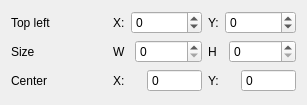
Qt form src/Nodes/RectNode/RectForm.ui (bwll1989/NodeEditorCPP) before a commit.
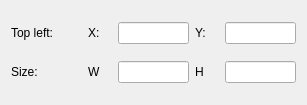
The same form after that commit.

```diff
--- a/src/Nodes/RectNode/RectForm.ui
+++ b/src/Nodes/RectNode/RectForm.ui
@@ -13,143 +13,60 @@
   <property name="windowTitle">
    <string>Form</string>
   </property>
-  <layout class="QGridLayout" name="gridLayout">
-   <item row="1" column="0">
-    <widget class="QLabel" name="label_4">
-     <property name="text">
-      <string>Size</string>
-     </property>
-    </widget>
-   </item>
-   <item row="0" column="0">
-    <widget class="QLabel" name="label_3">
-     <property name="text">
-      <string>Top left</string>
-     </property>
-    </widget>
-   </item>
-   <item row="1" column="1">
-    <layout class="QHBoxLayout" name="horizontalLayout_2">
-     <item>
+  <layout class="QHBoxLayout" name="horizontalLayout">
+   <item>
+    <layout class="QGridLayout" name="gridLayout" columnstretch="3,1,3,1,3">
+     <item row="1" column="1">
       <widget class="QLabel" name="label_5">
        <property name="text">
         <string>W</string>
        </property>
       </widget>
      </item>
-     <item>
-      <widget class="QSpinBox" name="sb_width">
-       <property name="maximum">
-        <number>999999999</number>
+     <item row="1" column="4">
+      <widget class="QLineEdit" name="sb_height"/>
+     </item>
+     <item row="0" column="3">
+      <widget class="QLabel" name="label_2">
+       <property name="text">
+        <string>Y:</string>
        </property>
       </widget>
      </item>
-     <item>
+     <item row="1" column="0">
+      <widget class="QLabel" name="label_4">
+       <property name="text">
+        <string>Size: </string>
+       </property>
+      </widget>
+     </item>
+     <item row="0" column="1">
+      <widget class="QLabel" name="label">
+       <property name="text">
+        <string>X:</string>
+       </property>
+      </widget>
+     </item>
+     <item row="1" column="2">
+      <widget class="QLineEdit" name="sb_width"/>
+     </item>
+     <item row="0" column="0">
+      <widget class="QLabel" name="label_3">
+       <property name="text">
+        <string>Top left: </string>
+       </property>
+      </widget>
+     </item>
+     <item row="0" column="2">
+      <widget class="QLineEdit" name="sb_x"/>
+     </item>
+     <item row="0" column="4">
+      <widget class="QLineEdit" name="sb_y"/>
+     </item>
+     <item row="1" column="3">
       <widget class="QLabel" name="label_6">
        <property name="text">
         <string>H</string>
-       </property>
-      </widget>
-     </item>
-     <item>
-      <widget class="QSpinBox" name="sb_height">
-       <property name="maximum">
-        <number>999999999</number>
-       </property>
-      </widget>
-     </item>
-    </layout>
-   </item>
-   <item row="0" column="1">
-    <layout class="QHBoxLayout" name="horizontalLayout">
-     <item>
-      <widget class="QLabel" name="label">
-       <property name="text">
-        <string>X:</string>
-       </property>
-      </widget>
-     </item>
-     <item>
-      <widget class="QSpinBox" name="sb_x">
-       <property name="minimum">
-        <number>-999999999</number>
-       </property>
-       <property name="maximum">
-        <number>999999999</number>
-       </property>
-      </widget>
-     </item>
-     <item>
-      <widget class="QLabel" name="label_2">
-       <property name="text">
-        <string>Y:</string>
-       </property>
-      </widget>
-     </item>
-     <item>
-      <widget class="QSpinBox" name="sb_y">
-       <property name="minimum">
-        <number>-999999999</number>
-       </property>
-       <property name="maximum">
-        <number>999999999</number>
-       </property>
-      </widget>
-     </item>
-    </layout>
-   </item>
-   <item row="2" column="0">
-    <widget class="QLabel" name="label_7">
-     <property name="text">
-      <string>Center</string>
-     </property>
-    </widget>
-   </item>
-   <item row="2" column="1">
-    <layout class="QHBoxLayout" name="horizontalLayout_3">
-     <item>
-      <widget class="QLabel" name="label_8">
-       <property name="text">
-        <string>X:</string>
-       </property>
-      </widget>
-     </item>
-     <item>
-      <widget class="QSpinBox" name="sb_center_x">
-       <property name="readOnly">
-        <bool>true</bool>
-       </property>
-       <property name="buttonSymbols">
-        <enum>QAbstractSpinBox::NoButtons</enum>
-       </property>
-       <property name="minimum">
-        <number>-999999999</number>
-       </property>
-       <property name="maximum">
-        <number>999999999</number>
-       </property>
-      </widget>
-     </item>
-     <item>
-      <widget class="QLabel" name="label_9">
-       <property name="text">
-        <string>Y:</string>
-       </property>
-      </widget>
-     </item>
-     <item>
-      <widget class="QSpinBox" name="sb_center_y">
-       <property name="readOnly">
-        <bool>true</bool>
-       </property>
-       <property name="buttonSymbols">
-        <enum>QAbstractSpinBox::NoButtons</enum>
-       </property>
-       <property name="minimum">
-        <number>-999999999</number>
-       </property>
-       <property name="maximum">
-        <number>999999999</number>
        </property>
       </widget>
      </item>
```
